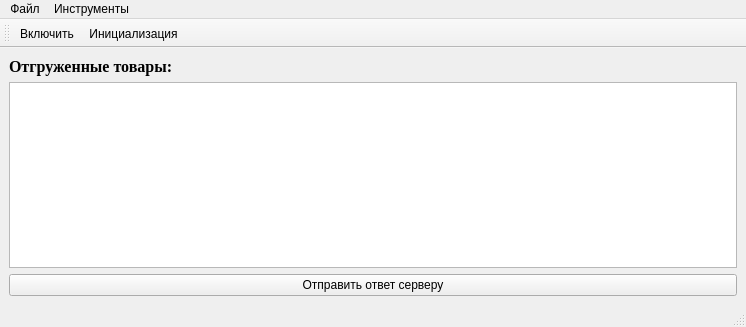
VladimirR46/PharmacyRobot, file mainwindow.ui: the form before one commit.
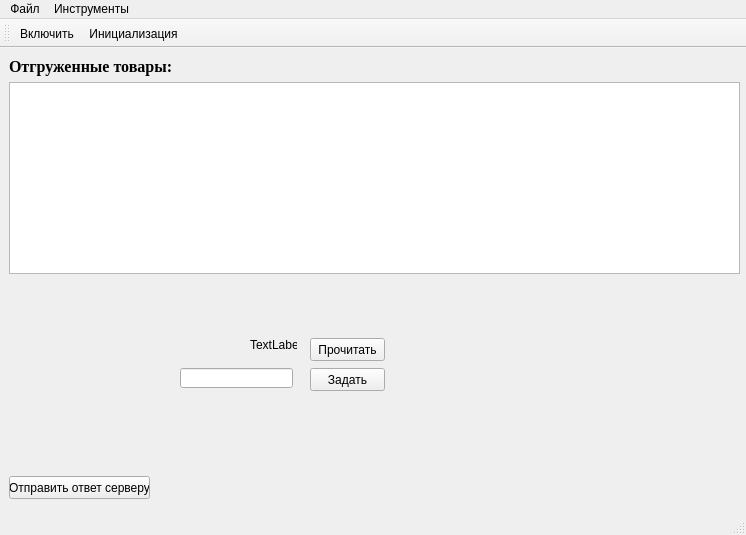
The form after the commit. Icons and pictures are not drawn.

```diff
--- a/mainwindow.ui
+++ b/mainwindow.ui
@@ -7,16 +7,22 @@
     <x>0</x>
     <y>0</y>
     <width>746</width>
-    <height>327</height>
+    <height>535</height>
    </rect>
   </property>
   <property name="windowTitle">
    <string>Аптечный Робот</string>
   </property>
   <widget class="QWidget" name="centralwidget">
-   <layout class="QVBoxLayout" name="verticalLayout">
-    <item>
      <widget class="QLabel" name="label">
+    <property name="geometry">
+     <rect>
+      <x>9</x>
+      <y>9</y>
+      <width>165</width>
+      <height>19</height>
+     </rect>
+    </property>
       <property name="font">
        <font>
         <family>Times New Roman</family>
@@ -29,18 +35,78 @@
        <string>Отгруженные товары:</string>
       </property>
      </widget>
-    </item>
-    <item>
-     <widget class="QTableWidget" name="tableBuyed"/>
-    </item>
-    <item>
+   <widget class="QTableWidget" name="tableBuyed">
+    <property name="geometry">
+     <rect>
+      <x>9</x>
+      <y>34</y>
+      <width>731</width>
+      <height>192</height>
+     </rect>
+    </property>
+   </widget>
      <widget class="QPushButton" name="pushButton">
+    <property name="geometry">
+     <rect>
+      <x>9</x>
+      <y>428</y>
+      <width>141</width>
+      <height>23</height>
+     </rect>
+    </property>
       <property name="text">
        <string>Отправить ответ серверу</string>
       </property>
      </widget>
-    </item>
-   </layout>
+   <widget class="QPushButton" name="pushButton_2">
+    <property name="geometry">
+     <rect>
+      <x>310</x>
+      <y>290</y>
+      <width>75</width>
+      <height>23</height>
+     </rect>
+    </property>
+    <property name="text">
+     <string>Прочитать</string>
+    </property>
+   </widget>
+   <widget class="QPushButton" name="pushButton_3">
+    <property name="geometry">
+     <rect>
+      <x>310</x>
+      <y>320</y>
+      <width>75</width>
+      <height>23</height>
+     </rect>
+    </property>
+    <property name="text">
+     <string>Задать</string>
+    </property>
+   </widget>
+   <widget class="QLabel" name="label_2">
+    <property name="geometry">
+     <rect>
+      <x>250</x>
+      <y>290</y>
+      <width>47</width>
+      <height>13</height>
+     </rect>
+    </property>
+    <property name="text">
+     <string>TextLabel</string>
+    </property>
+   </widget>
+   <widget class="QLineEdit" name="lineEdit">
+    <property name="geometry">
+     <rect>
+      <x>180</x>
+      <y>320</y>
+      <width>113</width>
+      <height>20</height>
+     </rect>
+    </property>
+   </widget>
   </widget>
   <widget class="QMenuBar" name="menubar">
    <property name="geometry">
```
Left out of the diff: 6 changed lines with no effect on the pictures. Lines whose indentation alone changed are shown as unchanged.
